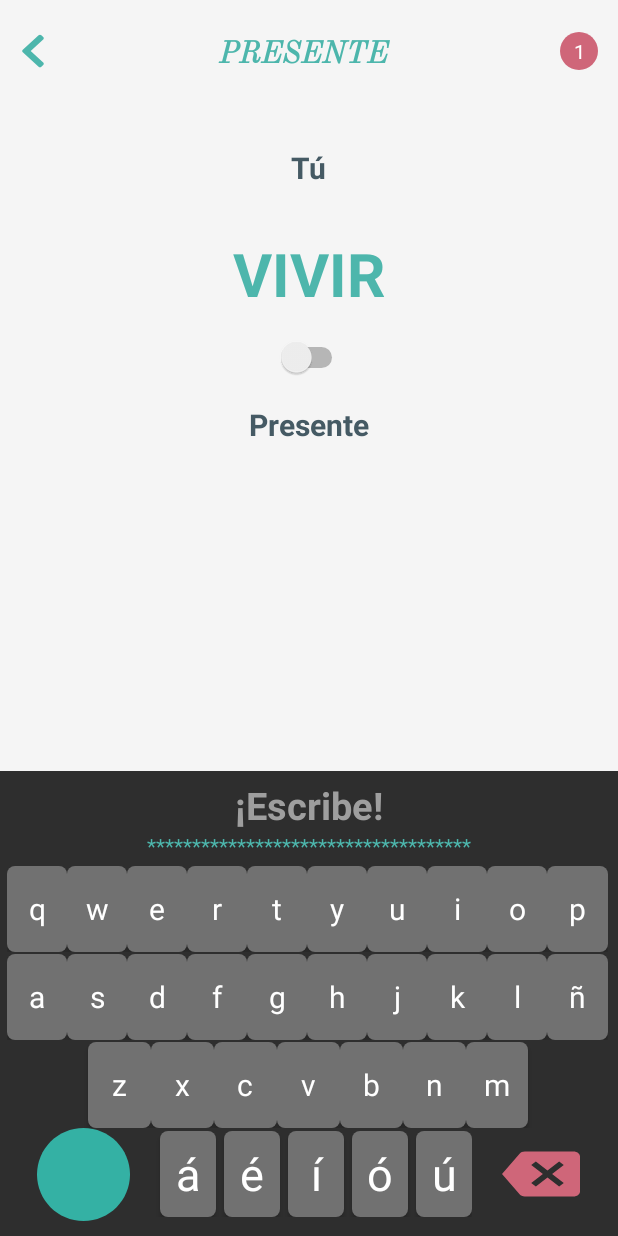
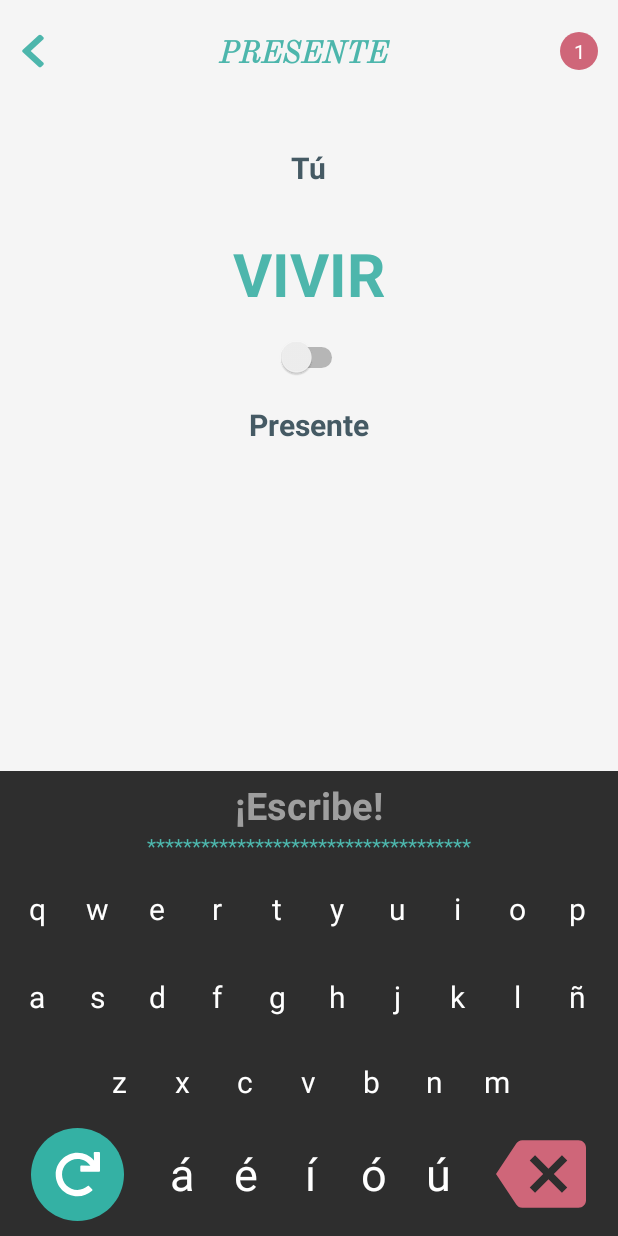
Before and after one commit to Aquima/spanish-pocket-android, an Android app: the TestPresentActivity screen opened directly, with no data from a screen before it, on a phone screen of 412 x 824 dp. Run offline under Robolectric (Android 15) with nearby library versions, the light colour scheme and no system bars; Roboto replaces fonts that are not available here.

Commit message:
keyboard
design keyboard with requeriments

```diff
--- a/app/src/main/res/drawable/btn_keyboard.xml
+++ b/app/src/main/res/drawable/btn_keyboard.xml
@@ -1,5 +1,7 @@
 <?xml version="1.0" encoding="utf-8"?>
-<shape xmlns:android="http://schemas.android.com/apk/res/android" android:shape="rectangle" >
+<selector xmlns:android="http://schemas.android.com/apk/res/android">
+    <item android:state_pressed="true">
+        <shape>
             <corners
                     android:radius="@dimen/corner_value"/>
             <solid
@@ -13,3 +15,5 @@
                     android:width="100dp"
                     android:height="80dp"/>
         </shape>
+    </item>
+</selector>
--- a/app/src/main/res/layout/activity_test_present.xml
+++ b/app/src/main/res/layout/activity_test_present.xml
@@ -163,7 +163,7 @@
                     android:textAllCaps="false"
                     android:textColor="@color/primaryWhiteColor"
                     android:textSize="20sp"
-                    app:fontFamily="@font/old_standard_tt"/>
+                    app:fontFamily="@font/old_standard_tt" />
 
             <Button
                     android:id="@+id/btn_w"
@@ -515,12 +515,19 @@
                 android:gravity="center"
                 android:orientation="horizontal">
 
-            <Button
-                    android:id="@+id/btn_refresh"
+            <LinearLayout
                     android:layout_width="62dp"
                     android:layout_height="62dp"
-                    android:layout_weight="1"
-                    android:background="@drawable/circle_green" />
+                    android:background="@drawable/circle_green"
+                    android:gravity="center"
+                    android:orientation="horizontal">
+
+                <Button
+                        android:id="@+id/btn_refresh"
+                        android:layout_width="30dp"
+                        android:layout_height="30dp"
+                        android:background="@drawable/ic_redo" />
+            </LinearLayout>
 
             <LinearLayout
                     android:layout_width="wrap_content"
@@ -596,8 +603,8 @@
 
             <Button
                     android:id="@+id/btn_bakSpace"
-                    android:layout_width="52dp"
-                    android:layout_height="40dp"
+                    android:layout_width="60dp"
+                    android:layout_height="60dp"
                     android:layout_marginLeft="20dp"
                     android:layout_weight="1"
                     android:background="@drawable/ic_backspace" />
```
Lines whose indentation alone changed are shown as unchanged.
